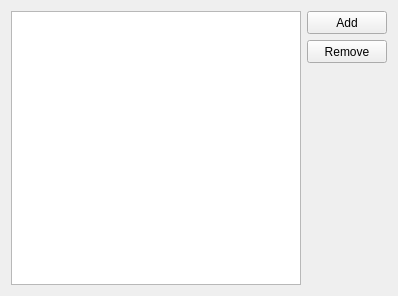
qt-creator/qt-creator, file src/plugins/projectexplorer/toolchainoptionspage.ui: the form before one commit.
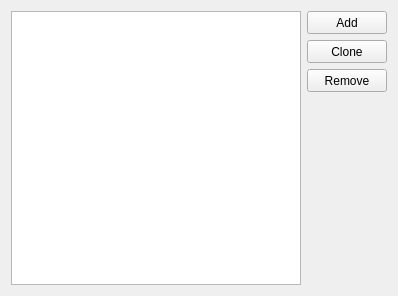
The form after the commit.

Commit message: projectexplorer: make toolchain "Clone" option more obvious

The edit to the form file:
```diff
--- a/src/plugins/projectexplorer/toolchainoptionspage.ui
+++ b/src/plugins/projectexplorer/toolchainoptionspage.ui
@@ -50,6 +50,25 @@
          </property>
         </widget>
        </item>
+       <item>
+        <widget class="QPushButton" name="cloneButton">
+         <property name="sizePolicy">
+          <sizepolicy hsizetype="Preferred" vsizetype="Fixed">
+           <horstretch>0</horstretch>
+           <verstretch>0</verstretch>
+          </sizepolicy>
+         </property>
+         <property name="minimumSize">
+          <size>
+           <width>21</width>
+           <height>23</height>
+          </size>
+         </property>
+         <property name="text">
+          <string>Clone</string>
+         </property>
+        </widget>
+       </item>
        <item>
         <widget class="QPushButton" name="delButton">
          <property name="sizePolicy">
```
The commit also changes 2 other files.
